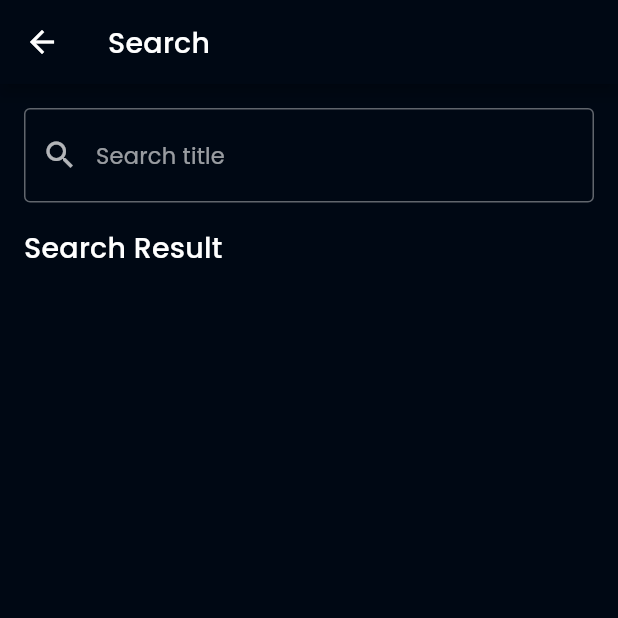
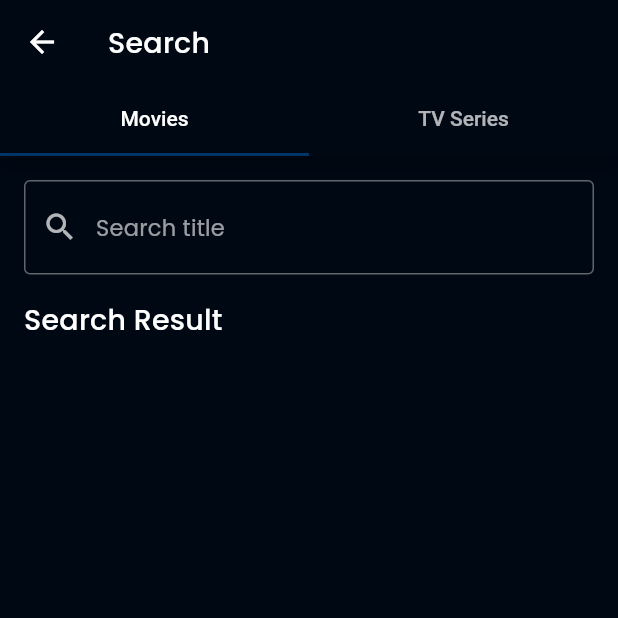
Before and after one commit to fauzanafism/ditonton_zan, a Flutter app: the SearchPage screen opened by its route, on a phone screen of 412 x 824 dp, the top half of it. Run offline on Flutter 3.47's test engine with Material 2 defaults, Android fonts, the phone set to English and light mode, and no system bars; our stand-ins replace cached_network_image, dartz, equatable, flutter_rating_bar, get_it, google_fonts and 1 more; accounts and stored records are empty; network calls fail.

Commit message:
added tab for searching tv series

```diff
--- a/lib/presentation/pages/search_page.dart
+++ b/lib/presentation/pages/search_page.dart
@@ -1,7 +1,9 @@
 import 'package:ditonton/common/constants.dart';
 import 'package:ditonton/common/state_enum.dart';
 import 'package:ditonton/presentation/provider/movie_search_notifier.dart';
+import 'package:ditonton/presentation/provider/tv_series_search_notifier.dart';
 import 'package:ditonton/presentation/widgets/movie_card_list.dart';
+import 'package:ditonton/presentation/widgets/tv_series_card_list.dart';
 import 'package:flutter/material.dart';
 import 'package:provider/provider.dart';
 
@@ -10,11 +12,23 @@ class SearchPage extends StatelessWidget {
 
   @override
   Widget build(BuildContext context) {
-    return Scaffold(
+    return DefaultTabController(
+      length: 2,
+      child: Scaffold(
         appBar: AppBar(
           title: Text('Search'),
+          bottom:
+              const TabBar(tabs: [Tab(text: 'Movies'), Tab(text: 'TV Series')]),
         ),
-      body: Padding(
+        body: TabBarView(
+          children: [searchMovie(context), searchTvSeries(context)],
+        ),
+      ),
+    );
+  }
+
+  Padding searchMovie(BuildContext context) {
+    return Padding(
       padding: const EdgeInsets.all(16.0),
       child: Column(
         crossAxisAlignment: CrossAxisAlignment.start,
@@ -63,6 +77,58 @@ class SearchPage extends StatelessWidget {
           ),
         ],
       ),
+    );
+  }
+
+  Padding searchTvSeries(BuildContext context) {
+    return Padding(
+      padding: const EdgeInsets.all(16.0),
+      child: Column(
+        crossAxisAlignment: CrossAxisAlignment.start,
+        children: [
+          TextField(
+            onSubmitted: (query) {
+              Provider.of<TvSeriesSearchNotifier>(context, listen: false)
+                  .fetchTvSeriesSearch(query);
+            },
+            decoration: InputDecoration(
+              hintText: 'Search title',
+              prefixIcon: Icon(Icons.search),
+              border: OutlineInputBorder(),
+            ),
+            textInputAction: TextInputAction.search,
+          ),
+          SizedBox(height: 16),
+          Text(
+            'Search Result',
+            style: kHeading6,
+          ),
+          Consumer<TvSeriesSearchNotifier>(
+            builder: (context, data, child) {
+              if (data.state == RequestState.Loading) {
+                return Center(
+                  child: CircularProgressIndicator(),
+                );
+              } else if (data.state == RequestState.Loaded) {
+                final result = data.searchResult;
+                return Expanded(
+                  child: ListView.builder(
+                    padding: const EdgeInsets.all(8),
+                    itemBuilder: (context, index) {
+                      final tvSeries = data.searchResult[index];
+                      return TvSeriesCard(tvSeries);
+                    },
+                    itemCount: result.length,
+                  ),
+                );
+              } else {
+                return Expanded(
+                  child: Container(),
+                );
+              }
+            },
+          ),
+        ],
       ),
     );
   }
```
Lines whose indentation alone changed are shown as unchanged.
